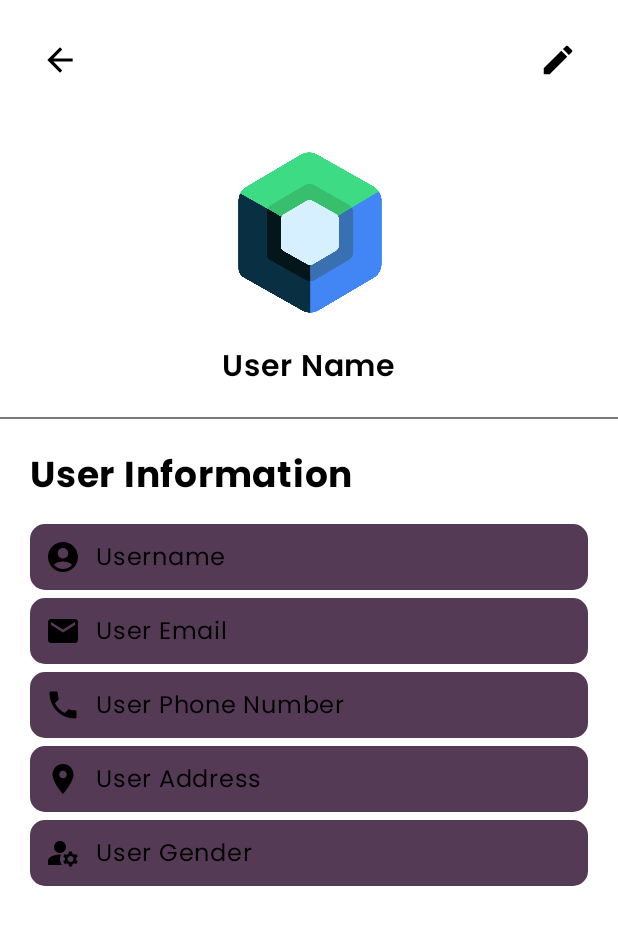
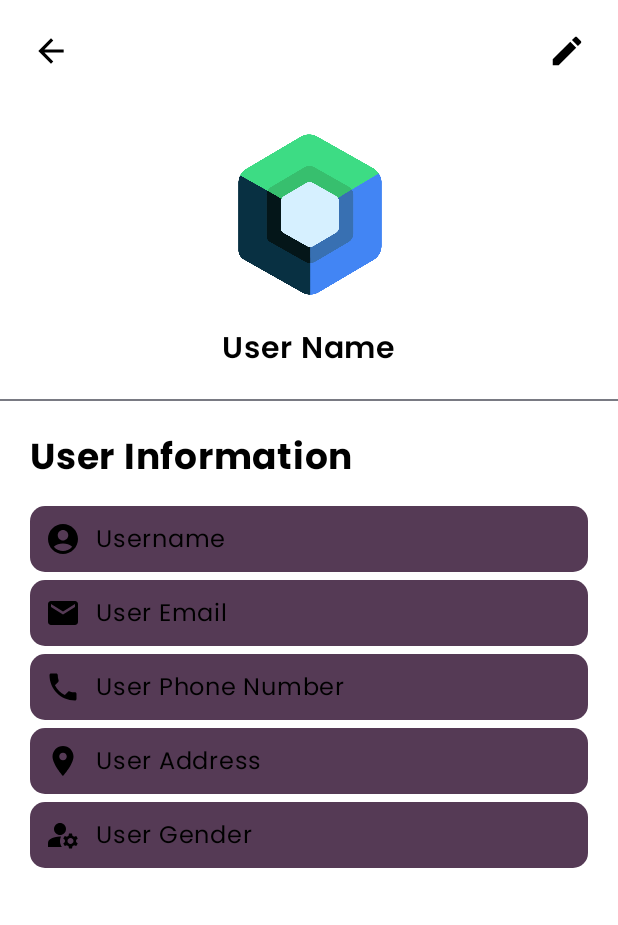
Before and after one commit to halowisata/ViVe-Android, an Android app built with Jetpack Compose: the @Preview function ProfileContentPreview, on a phone screen of 412 x 824 dp. Shown: the top 925 px of the screen. Run offline under Robolectric (Android 15) with nearby library versions, the phone set to English and light mode, and no system bars.

Commit message:
style: update layout

```diff
--- a/app/src/main/java/academy/bangkit/jetvive/ui/screen/profile/ProfileScreen.kt
+++ b/app/src/main/java/academy/bangkit/jetvive/ui/screen/profile/ProfileScreen.kt
@@ -89,7 +89,7 @@ fun ProfileContent(
                 horizontalArrangement = Arrangement.SpaceBetween,
                 modifier = Modifier
                     .fillMaxWidth()
-                    .padding(16.dp)
+                    .padding(10.dp)
             ) {
                 IconButton(
                     onClick = { onBackClick() }
```
